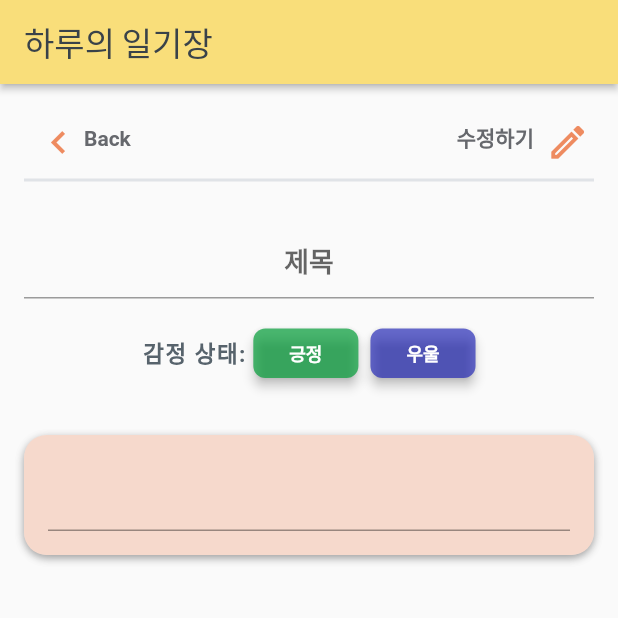
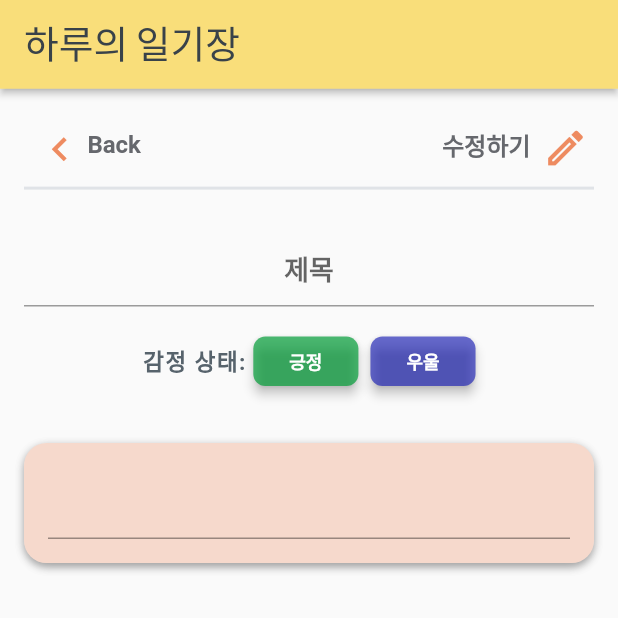
Before and after one commit to JohnnyNLP/Haru_s_diary, a Flutter app: the screen it shows once a user with an empty profile is signed in, after a tap on "오늘의 일기", on a phone screen of 412 x 824 dp, the top half of it. Run offline on Flutter 3.47's test engine with Material 2 defaults, Android fonts, the phone set to English and light mode, and no system bars; drawn by our look-alikes of auto_size_text, modal_progress_hud_nsn; our stand-ins replace cloud_firestore, cloud_functions, firebase_auth, firebase_core, firebase_storage, flutter_chat_bubble and 8 more; missing offline and left inert: json_path; accounts and stored records are empty; generated files the repository leaves out were written again; network calls fail; Roboto replaces fonts that are missing (Readex Pro).

Commit message:
flutter_screenutil 홈화면 적용(화면사이즈별 UI 구성)

```diff
--- a/lib/custom/custom_app_bar.dart
+++ b/lib/custom/custom_app_bar.dart
@@ -1,4 +1,5 @@
 import 'package:flutter/material.dart';
+import 'package:flutter_screenutil/flutter_screenutil.dart';
 import 'custom_theme.dart';
 
 class CustomAppBar extends StatelessWidget implements PreferredSizeWidget {
@@ -17,7 +18,7 @@
         style: CustomTheme.of(context).headlineMedium.override(
               fontFamily: 'Outfit',
               color: Color(0xFF394249),
-              fontSize: 22,
+              fontSize: 22.sp,
               fontWeight: FontWeight.w500,
             ),
       ),
@@ -28,5 +29,5 @@
   }
 
   @override
-  Size get preferredSize => Size.fromHeight(kToolbarHeight);
+  Size get preferredSize => Size.fromHeight(kToolbarHeight.h);
 }
--- a/lib/custom/custom_theme.dart
+++ b/lib/custom/custom_theme.dart
@@ -1,4 +1,5 @@
 import 'package:flutter/material.dart';
+import 'package:flutter_screenutil/flutter_screenutil.dart';
 import 'package:google_fonts/google_fonts.dart';
 
 import 'package:shared_preferences/shared_preferences.dart';
@@ -50,79 +51,91 @@
         'Poppins',
         color: primaryText,
         fontWeight: FontWeight.w600,
-        fontSize: 24,
+        fontSize: 24.sp,
       );
   TextStyle get title2 => GoogleFonts.getFont(
         'Poppins',
         color: secondaryText,
         fontWeight: FontWeight.w600,
-        fontSize: 22,
+        fontSize: 22.sp,
       );
   TextStyle get title3 => GoogleFonts.getFont(
         'Poppins',
         color: primaryText,
         fontWeight: FontWeight.w600,
-        fontSize: 20,
+        fontSize: 20.sp,
       );
   TextStyle get subtitle1 => GoogleFonts.getFont(
         'Poppins',
         color: primaryText,
         fontWeight: FontWeight.w600,
-        fontSize: 18,
+        fontSize: 18.sp,
       );
   TextStyle get subtitle2 => GoogleFonts.getFont(
         'Poppins',
         color: secondaryText,
         fontWeight: FontWeight.w600,
-        fontSize: 16,
+        fontSize: 16.sp,
       );
   TextStyle get bodyText1 => GoogleFonts.getFont(
         'Poppins',
         color: primaryText,
         fontWeight: FontWeight.w600,
-        fontSize: 14,
+        fontSize: 14.sp,
       );
   TextStyle get bodyText2 => GoogleFonts.getFont(
         'Poppins',
         color: secondaryText,
         fontWeight: FontWeight.w600,
-        fontSize: 14,
+        fontSize: 14.sp,
       );
   TextStyle get headlineSmall => GoogleFonts.getFont(
         'Poppins',
         color: primaryText,
         fontWeight: FontWeight.w400,
-        fontSize: 24,
+        fontSize: 24.sp,
       );
   TextStyle get headlineMedium => GoogleFonts.getFont(
         'Poppins',
         color: primaryText,
         fontWeight: FontWeight.w400,
-        fontSize: 28,
+        fontSize: 28.sp,
       );
   TextStyle get titleSmall => GoogleFonts.getFont(
         'Poppins',
         color: Colors.white,
         fontWeight: FontWeight.w500,
-        fontSize: 14,
+        fontSize: 14.sp,
       );
   TextStyle get bodySmall => GoogleFonts.getFont(
         'Poppins',
         color: primaryText,
         fontWeight: FontWeight.w400,
-        fontSize: 12,
+        fontSize: 12.sp,
       );
   TextStyle get bodyMedium => GoogleFonts.getFont(
         'Poppins',
         color: primaryText,
         fontWeight: FontWeight.w400,
-        fontSize: 14,
+        fontSize: 14.sp,
       );
   TextStyle get displaySmall => GoogleFonts.getFont(
         'Poppins',
         color: primaryText,
         fontWeight: FontWeight.w400,
-        fontSize: 36,
+        fontSize: 36.sp,
+      );
+  TextStyle get labelLarge => GoogleFonts.getFont(
+        'Secondary Family',
+        color: secondaryText,
+        fontWeight: FontWeight.w400,
+        fontSize: 16.sp,
+      );
+  TextStyle get labelMedium => GoogleFonts.getFont(
+        'Secondary Family',
+        color: secondaryText,
+        fontWeight: FontWeight.w400,
+        fontSize: 14.sp,
       );
 }
 
--- a/lib/custom/custom_top_container.dart
+++ b/lib/custom/custom_top_container.dart
@@ -1,4 +1,5 @@
 import 'package:flutter/material.dart';
+import 'package:flutter_screenutil/flutter_screenutil.dart';
 import 'custom_icon_button.dart';
 import 'custom_theme.dart';
 
@@ -23,8 +24,8 @@
   @override
   Widget build(BuildContext context) {
     return Container(
-      width: 100,
-      height: 40,
+      width: 100.w,
+      height: 40.h,
       decoration: BoxDecoration(
         color: Color(0xFFFAFAFA),
       ),
@@ -37,12 +38,12 @@
               CustomIconButton(
                 borderColor: Colors.transparent,
                 borderRadius: 20,
-                buttonSize: 40,
+                buttonSize: 40.h,
                 fillColor: Color(0xFFFAFAFA),
                 icon: Icon(
                   sIcon,
                   color: CustomTheme.of(context).tertiary,
-                  size: 30,
+                  size: 30.h,
                 ),
                 onPressed: sOnPressed ?? () {},
               ),
@@ -52,7 +53,7 @@
                 style: CustomTheme.of(context).bodyMedium.override(
                       fontFamily: 'Readex Pro',
                       color: Color(0xFF66686D),
-                      fontSize: 14,
+                      fontSize: 14.sp,
                       // fontWeight: FontWeight.w600,
                     ),
               ),
@@ -65,7 +66,7 @@
                   style: CustomTheme.of(context).bodyMedium.override(
                         fontFamily: 'Readex Pro',
                         color: Color(0xFF66686D),
-                        fontSize: 14,
+                        fontSize: 14.sp,
                         // fontWeight: FontWeight.w600,
                       ),
                 ),
@@ -73,12 +74,12 @@
                 CustomIconButton(
                   borderColor: Colors.transparent,
                   borderRadius: 20,
-                  buttonSize: 40,
+                  buttonSize: 40.h,
                   fillColor: Color(0xFFFAFAFA),
                   icon: Icon(
                     eIcon,
                     color: CustomTheme.of(context).tertiary,
-                    size: 29,
+                    size: 29.h,
                   ),
                   onPressed: eOnPressed ?? () {},
                 ),
--- a/lib/custom/custom_widgets.dart
+++ b/lib/custom/custom_widgets.dart
@@ -1,3 +1,4 @@
+import 'package:flutter_screenutil/flutter_screenutil.dart';
 import 'package:font_awesome_flutter/font_awesome_flutter.dart';
 import 'package:flutter/material.dart';
 import 'package:auto_size_text/auto_size_text.dart';
@@ -66,8 +67,8 @@
     Widget textWidget = loading
         ? Center(
             child: Container(
-              width: 23,
-              height: 23,
+              width: 23.w,
+              height: 23.h,
               child: CircularProgressIndicator(
                 valueColor: AlwaysStoppedAnimation<Color>(
                   widget.options.textStyle!.color ?? Colors.white,
@@ -129,7 +130,7 @@
         return null;
       }),
       padding: MaterialStateProperty.all(widget.options.padding ??
-          const EdgeInsets.symmetric(horizontal: 8.0, vertical: 4.0)),
+          EdgeInsets.symmetric(horizontal: 8.0.w, vertical: 4.0.h)),
       elevation:
           MaterialStateProperty.all<double>(widget.options.elevation ?? 2.0),
     );
--- a/lib/diary/bookmark.dart
+++ b/lib/diary/bookmark.dart
@@ -1,4 +1,5 @@
 import 'package:flutter/material.dart';
+import 'package:flutter_screenutil/flutter_screenutil.dart';
 import '../custom/custom_theme.dart';
 import '../screens/diary_screen.dart';
 
@@ -16,9 +17,9 @@
     return Stack(
       children: [
         Padding(
-          padding: const EdgeInsets.all(4.0),
+          padding: EdgeInsets.all(4.w),
           child: Container(
-            padding: EdgeInsetsDirectional.fromSTEB(24, 12, 24, 12),
+            padding: EdgeInsetsDirectional.fromSTEB(24.w, 12.h, 24.w, 12.h),
             width: double.infinity,
             decoration: BoxDecoration(
               color: CustomTheme.of(context).secondaryBackground,
@@ -47,7 +48,7 @@
                               fontWeight: FontWeight.w600,
                             ),
                       ),
-                      SizedBox(height: 4),
+                      SizedBox(height: 4.h),
                       Text(
                         title,
                         maxLines: 1,
--- a/lib/main.dart
+++ b/lib/main.dart
@@ -1,4 +1,5 @@
 import 'package:flutter/material.dart';
+import 'package:flutter_screenutil/flutter_screenutil.dart';
 // import 'package:haru_diary/screens/home_screen.dart';
 import 'package:haru_diary/screens/login_signup_screen.dart';
 import 'package:firebase_core/firebase_core.dart';
@@ -26,7 +27,9 @@
 
   @override
   Widget build(BuildContext context) {
-    return ChangeNotifierProvider(
+    return ScreenUtilInit(
+      designSize: Size(360, 780),
+      builder: (context, child) => ChangeNotifierProvider(
         create: (context) => ProgressProvider(false),
         child: MaterialApp(
           title: 'haru_diary',
@@ -43,6 +46,7 @@
             },
           ),
         ),
+      ),
     );
   }
 }
--- a/lib/screens/home_screen.dart
+++ b/lib/screens/home_screen.dart
@@ -1,12 +1,14 @@
 import 'package:firebase_auth/firebase_auth.dart';
+import 'package:flutter_screenutil/flutter_screenutil.dart';
 import 'package:haru_diary/custom/custom_app_bar.dart';
+import 'package:haru_diary/screens/calendar_screen.dart';
 import 'package:intl/intl.dart';
+import 'package:flutter/material.dart';
 
-import '../custom/custom_top_container.dart';
+import '/custom/custom_top_container.dart';
 import '/custom/custom_icon_button.dart';
 import '/custom/custom_theme.dart';
 import '/custom/custom_widgets.dart';
-import 'package:flutter/material.dart';
 
 import 'chat_screen.dart';
 import 'diary_screen.dart';
@@ -39,7 +41,7 @@
         body: SafeArea(
           top: true,
           child: Padding(
-            padding: EdgeInsetsDirectional.fromSTEB(16, 16, 16, 0),
+            padding: EdgeInsetsDirectional.fromSTEB(16.w, 16.h, 16.w, 0.h),
             child: Column(
               mainAxisSize: MainAxisSize.max,
               crossAxisAlignment: CrossAxisAlignment.stretch,
@@ -60,35 +62,36 @@
                 Align(
                   alignment: AlignmentDirectional(-1, 0),
                   child: Padding(
-                    padding: EdgeInsetsDirectional.fromSTEB(0, 10, 0, 10),
+                    padding:
+                        EdgeInsetsDirectional.fromSTEB(0.w, 10.h, 0.w, 10.h),
                     child: Text(
                       '<나의 하루>',
                       style: CustomTheme.of(context).bodyMedium.override(
                             fontFamily: 'Readex Pro',
                             color: Color(0xFF394249),
-                            fontSize: 18,
+                            fontSize: 18.sp,
                             fontWeight: FontWeight.w600,
                           ),
                     ),
                   ),
                 ),
                 Padding(
-                  padding: EdgeInsetsDirectional.fromSTEB(0, 0, 0, 10),
+                  padding: EdgeInsetsDirectional.fromSTEB(0.w, 0.h, 0.w, 10.h),
                   child: ClipRRect(
                     borderRadius: BorderRadius.circular(8),
                     child: Image.network(
                       'https://images.unsplash.com/photo-1516483638261-f4dbaf036963?ixlib=rb-1.2.1&ixid=MnwxMjA3fDB8MHxwaG90by1wYWdlfHx8fGVufDB8fHx8&auto=format&fit=crop&w=1286&q=80',
-                      width: 243,
-                      height: 234,
+                      width: 243.w,
+                      height: 234.h,
                       fit: BoxFit.cover,
                     ),
                   ),
                 ),
                 Padding(
-                  padding: EdgeInsetsDirectional.fromSTEB(0, 0, 0, 10),
+                  padding: EdgeInsetsDirectional.fromSTEB(0.w, 0.h, 0.w, 10.h),
                   child: Container(
-                    width: 100,
-                    height: 140,
+                    width: 100.w,
+                    height: 140.h,
                     decoration: BoxDecoration(
                       color: CustomTheme.of(context).secondaryBackground,
                     ),
@@ -96,7 +99,8 @@
                       mainAxisSize: MainAxisSize.max,
                       children: [
                         Padding(
-                          padding: EdgeInsetsDirectional.fromSTEB(0, 10, 0, 10),
+                          padding: EdgeInsetsDirectional.fromSTEB(
+                              0.w, 10.h, 0.w, 10.h),
                           child: FFButtonWidget(
                             onPressed: () {
                               Navigator.of(context).push(MaterialPageRoute(
@@ -105,12 +109,12 @@
                             },
                             text: '대화 하기',
                             options: FFButtonOptions(
-                              width: 290,
-                              height: 50,
-                              padding:
-                                  EdgeInsetsDirectional.fromSTEB(0, 0, 0, 0),
-                              iconPadding:
-                                  EdgeInsetsDirectional.fromSTEB(0, 0, 0, 0),
+                              width: 290.w,
+                              height: 50.h,
+                              padding: EdgeInsetsDirectional.fromSTEB(
+                                  0.w, 0.h, 0.w, 0.h),
+                              iconPadding: EdgeInsetsDirectional.fromSTEB(
+                                  0.w, 0.h, 0.w, 0.h),
                               color: Color(0xFFF9DE7A),
                               textStyle:
                                   CustomTheme.of(context).titleSmall.override(
@@ -121,14 +125,15 @@
                               elevation: 2,
                               borderSide: BorderSide(
                                 color: Colors.transparent,
-                                width: 1,
+                                width: 1.w,
                               ),
                               borderRadius: BorderRadius.circular(8),
                             ),
                           ),
                         ),
                         Padding(
-                          padding: EdgeInsetsDirectional.fromSTEB(0, 10, 0, 10),
+                          padding: EdgeInsetsDirectional.fromSTEB(
+                              0.w, 10.h, 0.w, 10.h),
                           child: FFButtonWidget(
                             onPressed: () {
                               print('Button pressed ...');
@@ -141,12 +146,12 @@
                             },
                             text: '오늘의 일기',
                             options: FFButtonOptions(
-                              width: 290,
-                              height: 50,
-                              padding:
-                                  EdgeInsetsDirectional.fromSTEB(0, 0, 0, 0),
-                              iconPadding:
-                                  EdgeInsetsDirectional.fromSTEB(0, 0, 0, 0),
+                              width: 290.w,
+                              height: 50.h,
+                              padding: EdgeInsetsDirectional.fromSTEB(
+                                  0.w, 0.h, 0.w, 0.h),
+                              iconPadding: EdgeInsetsDirectional.fromSTEB(
+                                  0.w, 0.h, 0.w, 0.h),
                               color: Color(0xFFF9DE7A),
                               textStyle:
                                   CustomTheme.of(context).titleSmall.override(
@@ -157,7 +162,7 @@
                               elevation: 2,
                               borderSide: BorderSide(
                                 color: Colors.transparent,
-                                width: 1,
+                                width: 1.w,
                               ),
                               borderRadius: BorderRadius.circular(8),
                             ),
@@ -181,13 +186,13 @@
                         children: [
                           CustomIconButton(
                             borderRadius: 20,
-                            borderWidth: 1,
-                            buttonSize: 56,
+                            borderWidth: 1.w,
+                            buttonSize: 56.h,
                             fillColor: Color(0xFFFAFAFA),
                             icon: Icon(
                               Icons.menu_book_rounded,
                               color: CustomTheme.of(context).primaryText,
-                              size: 40,
+                              size: 40.h,
                             ),
                             onPressed: () {
                               Navigator.of(context).push(MaterialPageRoute(
@@ -206,15 +211,17 @@
                         children: [
                           CustomIconButton(
                             borderRadius: 20,
-                            borderWidth: 1,
-                            buttonSize: 56,
+                            borderWidth: 1.w,
+                            buttonSize: 56.h,
                             icon: Icon(
                               Icons.calendar_month,
                               color: CustomTheme.of(context).primaryText,
-                              size: 40,
+                              size: 40.h,
                             ),
                             onPressed: () {
-                              print('IconButton pressed ...');
+                              Navigator.of(context).push(MaterialPageRoute(
+                                builder: (context) => const CalendarScreen(),
+                              ));
                             },
                           ),
                           Text(
@@ -228,12 +235,12 @@
                           CustomIconButton(
                             borderColor: Colors.transparent,
                             borderRadius: 20,
-                            borderWidth: 1,
-                            buttonSize: 56,
+                            borderWidth: 1.w,
+                            buttonSize: 56.h,
                             icon: Icon(
                               Icons.settings_sharp,
                               color: CustomTheme.of(context).primaryText,
-                              size: 40,
+                              size: 40.h,
                             ),
                             onPressed: () {
                               print('IconButton pressed ...');
@@ -248,36 +255,6 @@
                     ],
                   ),
                 ),
-                // Padding(
-                //   padding: EdgeInsetsDirectional.fromSTEB(0, 0, 0, 8),
-                //   child: Container(
-                //     decoration: BoxDecoration(),
-                //     child: Row(
-                //       mainAxisSize: MainAxisSize.max,
-                //       children: [
-                //         Padding(
-                //           padding: EdgeInsetsDirectional.fromSTEB(49, 0, 0, 0),
-                //           child: Text(
-                //             'Diary',
-                //             textAlign: TextAlign.start,
-                //             style: CustomTheme.of(context).bodyMedium,
-                //           ),
-                //         ),
-                //         Padding(
-                //           padding: EdgeInsetsDirectional.fromSTEB(51, 0, 42, 0),
-                //           child: Text(
-                //             'Calendar',
-                //             style: CustomTheme.of(context).bodyMedium,
-                //           ),
-                //         ),
-                //         Text(
-                //           'Setting',
-                //           style: CustomTheme.of(context).bodyMedium,
-                //         ),
-                //       ],
-                //     ),
-                //   ),
-                // ),
               ],
             ),
           ),
--- a/pubspec.yaml
+++ b/pubspec.yaml
@@ -45,6 +45,7 @@
   image_picker: ^1.0.4  # 이미지 파일 관리
   firebase_storage: ^11.2.6 # 이미지 저장
   cloud_functions: ^4.4.0 # FirebaseFunctions 사용
+  flutter_screenutil: ^5.9.0  # 일관된 UI 관리
 
   google_fonts: ^5.1.0
   shared_preferences: ^2.2.1
@@ -57,7 +58,7 @@
   auto_size_text: ^3.0.0
   flutter_animate: ^4.2.0+1
   percent_indicator: ^4.2.3
-
+  table_calendar: ^3.0.9
 
 
   # The following adds the Cupertino Icons font to your application.
```
Lines whose indentation alone changed are shown as unchanged.
